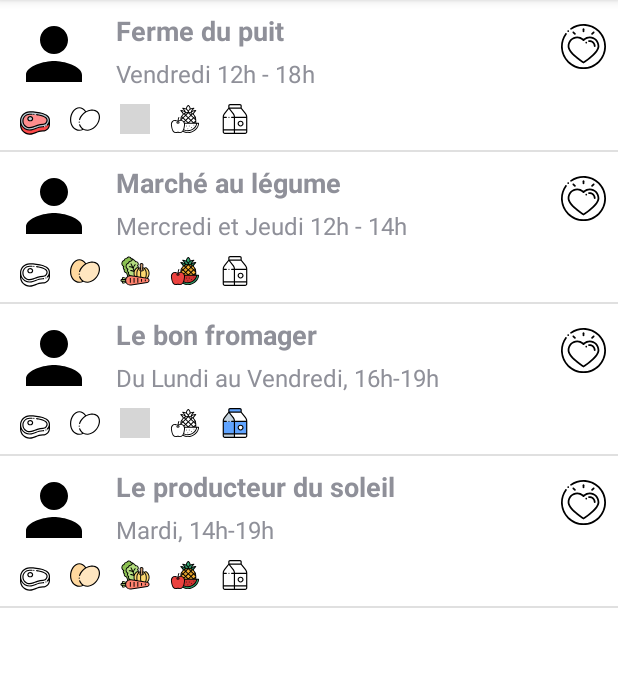
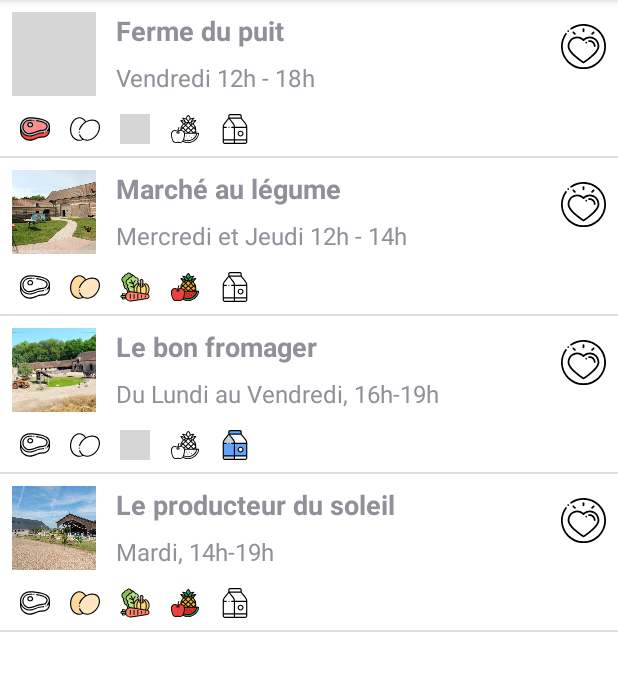
Before and after one commit to WrongJuice/localFeeds-android-native, an Android app: the ListeProducteursActivity screen opened directly, with no data from a screen before it, on a phone screen of 412 x 824 dp, the part 84-775 px from its top. Run offline under Robolectric (Android 15) with nearby library versions, the phone set to English and light mode, and no system bars; grey boxes are pictures that could not be loaded.

Commit message:
Image for productors in list productor layout

```diff
--- a/app/src/main/java/com/example/localfeeds/adapters/VueListeProducteurs.java
+++ b/app/src/main/java/com/example/localfeeds/adapters/VueListeProducteurs.java
@@ -2,6 +2,7 @@ package com.example.localfeeds.adapters;
 
 import android.annotation.SuppressLint;
 import android.content.Context;
+import android.graphics.drawable.Drawable;
 import android.view.View;
 import android.widget.FrameLayout;
 import android.widget.ImageView;
@@ -62,6 +63,9 @@ public class VueListeProducteurs extends FrameLayout {
         texteNomProducteur.setText(producteur.getName());
         texteHorairesOuvertures.setText(producteur.getSchedule());
 
-        imageProducteur.setImageResource(R.drawable.ic_baseline_person_24);
+        Context context = imageProducteur.getContext();
+        System.out.println(producteur.getImage());
+        int id = context.getResources().getIdentifier(producteur.getImage(), "drawable", context.getPackageName());
+        imageProducteur.setImageResource(id);
     }
 }
--- a/app/src/main/java/com/example/localfeeds/datas/ProductorService.java
+++ b/app/src/main/java/com/example/localfeeds/datas/ProductorService.java
@@ -30,6 +30,7 @@ public class ProductorService {
                 "0378654534",
                 "Vendredi 12h - 18h",
                 "Petite ferme en bord de mer, viande et poisson",
+                "ferme1",
                 productViande
         );
         productor2 = new Productor(
@@ -39,6 +40,7 @@ public class ProductorService {
                 "028987674",
                 "Mercredi et Jeudi 12h - 14h",
                 "Le paradis des fruits et légumes ! Venez décrouvrir notre production, et caresser nos magnifiques poules",
+                "ferme2",
                 productOther
         );
         productor3 = new Productor(
@@ -48,6 +50,7 @@ public class ProductorService {
                 "0378654534",
                 "Du Lundi au Vendredi, 16h-19h",
                 "Le meilleur fromage à la coupe à proximité de chez vous",
+                "ferme3",
                 productMilk
         );
         productor4 = new Productor(
@@ -57,6 +60,7 @@ public class ProductorService {
                 "0394959595",
                 "Mardi, 14h-19h",
                 "Un des tout meilleur de sa région",
+                "ferme4",
                 productOther
         );
         productors.add(productor1);
--- a/app/src/main/java/com/example/localfeeds/models/Productor.java
+++ b/app/src/main/java/com/example/localfeeds/models/Productor.java
@@ -10,15 +10,17 @@ public class Productor {
     private String contact;
     private String schedule;
     private String desc;
+    private String image;
     private ArrayList<Product> typeProduit;
 
-    public Productor(String id, String name, String adresse, String contact, String schedule, String desc, ArrayList<Product> typeProduit) {
+    public Productor(String id, String name, String adresse, String contact, String schedule, String desc, String image, ArrayList<Product> typeProduit) {
         this.id = id;
         this.name = name;
         this.adresse = adresse;
         this.contact = contact;
         this.schedule = schedule;
         this.desc = desc;
+        this.image = image;
         this.typeProduit = typeProduit;
     }
 
@@ -78,4 +80,11 @@ public class Productor {
         this.typeProduit = typeProduit;
     }
 
+    public String getImage() {
+        return image;
+    }
+
+    public void setImage(String image) {
+        this.image = image;
+    }
 }
--- a/app/src/main/res/layout/liste_producteurs_layout.xml
+++ b/app/src/main/res/layout/liste_producteurs_layout.xml
@@ -8,6 +8,8 @@
 
     <ImageView
         android:id="@+id/modele_producteurs_patient_image_producteur"
+        android:scaleType="centerCrop"
+        android:adjustViewBounds="true"
         android:layout_width="56dp"
         android:layout_height="56dp" />
 
@@ -37,7 +39,7 @@
         android:layout_width="wrap_content"
         android:layout_height="wrap_content"
         android:layout_marginStart="13dp"
-        android:layout_marginTop="5dp"
+        android:layout_marginTop="8dp"
         android:hint="Mercredi au jeudi, 14h / 17h"
         android:layout_below="@id/modele_liste_producteurs_nom_prenom_producteur"
         android:layout_toEndOf="@id/modele_producteurs_patient_image_producteur"
@@ -49,7 +51,7 @@
         android:layout_height="20dp"
         android:layout_marginStart="5dp"
         android:layout_below="@+id/modele_producteurs_patient_image_producteur"
-        android:layout_marginTop="8dp"
+        android:layout_marginTop="12dp"
         android:src="@drawable/ic_meat" />
 
     <ImageView
@@ -59,7 +61,7 @@
         android:layout_marginStart="13dp"
         android:layout_below="@+id/modele_producteurs_patient_image_producteur"
         android:layout_toEndOf="@+id/modele_liste_producteur_logo_meat"
-        android:layout_marginTop="5dp"
+        android:layout_marginTop="12dp"
         android:src="@drawable/ic_eggs" />
 
     <ImageView
@@ -69,7 +71,7 @@
         android:layout_marginStart="13dp"
         android:layout_below="@+id/modele_producteurs_patient_image_producteur"
         android:layout_toEndOf="@+id/modele_liste_producteur_logo_egg"
-        android:layout_marginTop="5dp"
+        android:layout_marginTop="12dp"
         android:src="@drawable/ic_vegetable" />
 
     <ImageView
@@ -79,7 +81,7 @@
         android:layout_marginStart="13dp"
         android:layout_below="@+id/modele_producteurs_patient_image_producteur"
         android:layout_toEndOf="@+id/modele_liste_producteur_logo_vegetable"
-        android:layout_marginTop="5dp"
+        android:layout_marginTop="12dp"
         android:src="@drawable/ic_fruits" />
 
     <ImageView
@@ -89,7 +91,7 @@
         android:layout_marginStart="13dp"
         android:layout_below="@+id/modele_producteurs_patient_image_producteur"
         android:layout_toEndOf="@+id/modele_liste_producteur_logo_fruits"
-        android:layout_marginTop="5dp"
+        android:layout_marginTop="12dp"
         android:src="@drawable/ic_milk" />
 
 </RelativeLayout>
```
Also changed, not shown: app/src/main/res/drawable/ferme2.jpg (added), app/src/main/res/drawable/ferme3.jpeg (added), app/src/main/res/drawable/ferme4.jpg (added), 1 other file.
